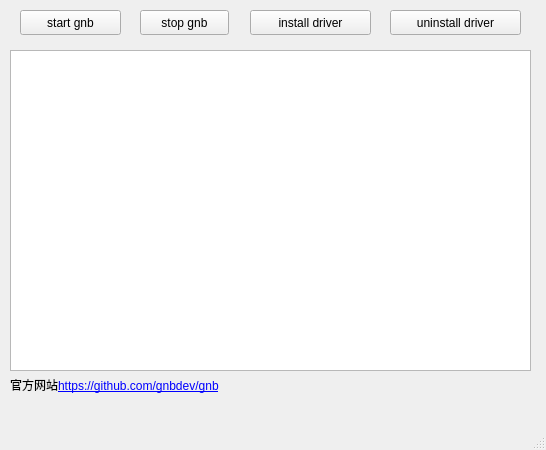
XyloseYuthy/GNBFrontend, file GNB_FRONTEND/mainwindow.ui: the form before one commit.
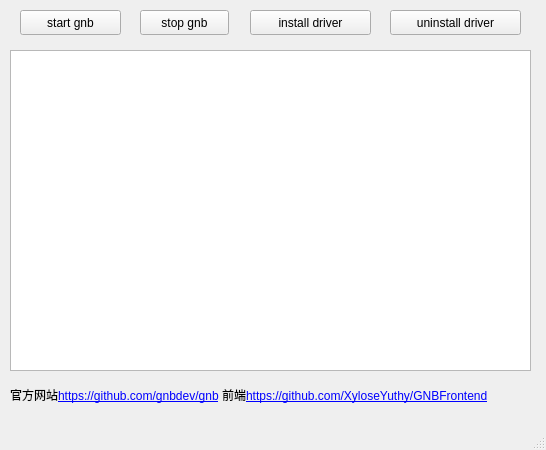
The form after the commit.

The edit to the form file:
```diff
--- a/GNB_FRONTEND/mainwindow.ui
+++ b/GNB_FRONTEND/mainwindow.ui
@@ -92,13 +92,13 @@
     <property name="geometry">
      <rect>
       <x>10</x>
-      <y>370</y>
-      <width>281</width>
+      <y>380</y>
+      <width>511</width>
       <height>31</height>
      </rect>
     </property>
     <property name="text">
-     <string>官方网站&lt;a href=&quot;https://github.com/gnbdev/gnb&quot;&gt;https://github.com/gnbdev/gnb&lt;/a&gt;</string>
+     <string>官方网站&lt;a href=&quot;https://github.com/gnbdev/gnb&quot;&gt;https://github.com/gnbdev/gnb&lt;/a&gt; 前端&lt;a href=&quot;https://github.com/XyloseYuthy/GNBFrontend&quot;&gt;https://github.com/XyloseYuthy/GNBFrontend&lt;/a&gt;</string>
     </property>
     <property name="openExternalLinks">
      <bool>true</bool>
```
